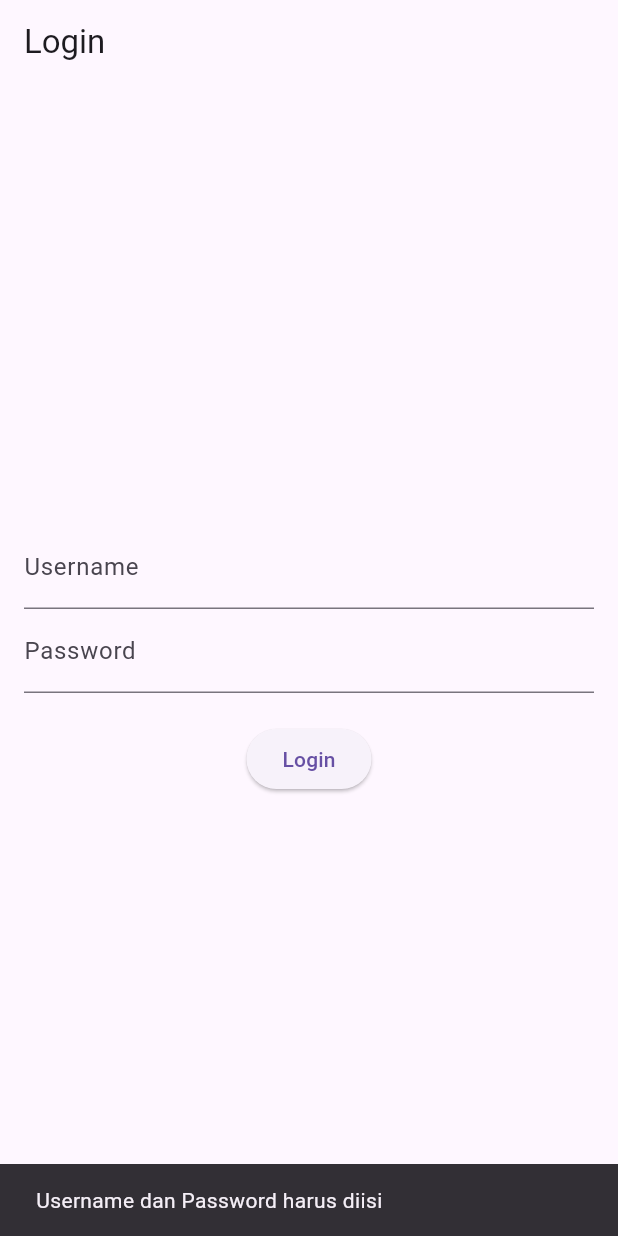
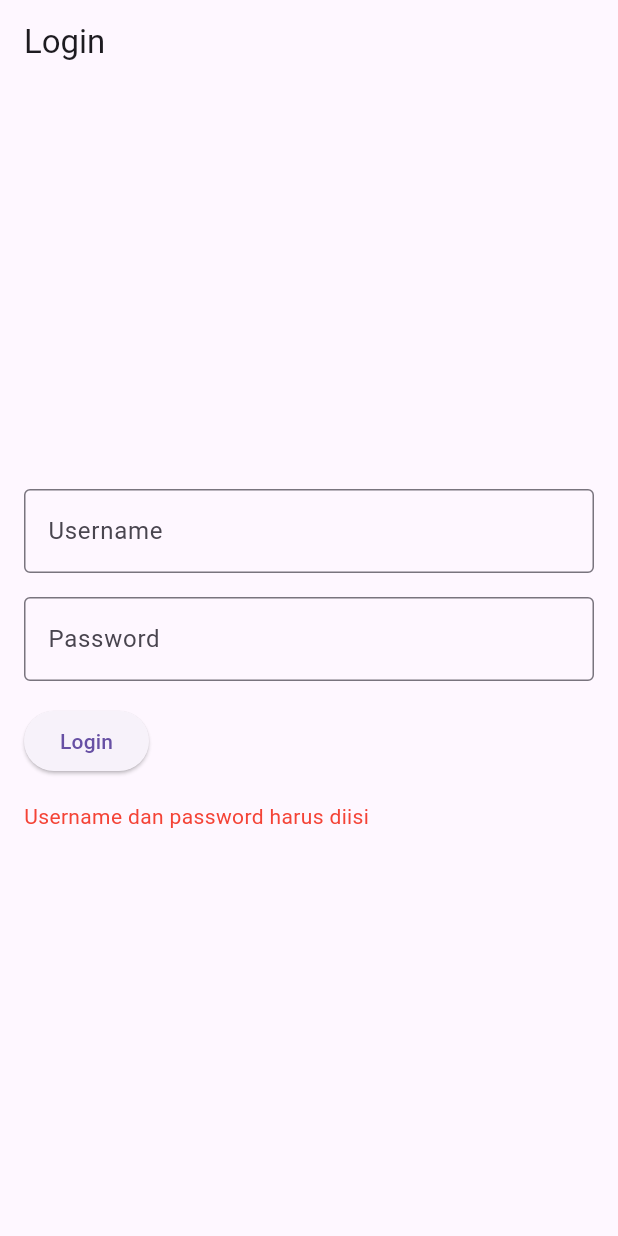
Before and after one commit to aximillian/p3l_mobile, a Flutter app: the screen it shows after launch, after a tap on "Login", on a phone screen of 412 x 824 dp. Run offline on Flutter 3.47's test engine with Material 3 defaults, Android fonts, the phone set to English and light mode, and no system bars; our stand-ins replace shared_preferences.

Commit message:
login success

```diff
--- a/lib/screens/login_screen.dart
+++ b/lib/screens/login_screen.dart
@@ -1,5 +1,5 @@
 import 'package:flutter/material.dart';
-import 'package:p3l_mobile/services/auth_service.dart'; // sesuaikan dengan nama file dan lokasi
+import 'package:p3l_mobile/services/auth_service.dart';
 
 class LoginScreen extends StatefulWidget {
   @override
@@ -7,76 +7,77 @@ class LoginScreen extends StatefulWidget {
 }
 
 class _LoginScreenState extends State<LoginScreen> {
-  final _usernameController = TextEditingController();
-  final _passwordController = TextEditingController();
-  final AuthService _authService = AuthService();
+  final TextEditingController usernameController = TextEditingController();
+  final TextEditingController passwordController = TextEditingController();
+  String? message = '';
 
-  bool _isLoading = false;
-
-  // Fungsi untuk login
-  void _login() async {
-    final username = _usernameController.text;
-    final password = _passwordController.text;
+  Future<void> _login() async {
+    final username = usernameController.text;
+    final password = passwordController.text;
 
     if (username.isEmpty || password.isEmpty) {
-      // Tampilkan pesan error jika ada field yang kosong
-      ScaffoldMessenger.of(context).showSnackBar(
-        SnackBar(content: Text('Username dan Password harus diisi')),
-      );
+      setState(() {
+        message = 'Username dan password harus diisi';
+      });
       return;
     }
 
-    setState(() {
-      _isLoading = true;
-    });
+    // Panggil fungsi login dari API
+    final result = await login(username, password);
 
-    final user = await _authService.login(username, password);
-
-    setState(() {
-      _isLoading = false;
-    });
-
-    if (user != null) {
-      // Jika login berhasil, navigasi ke halaman berikutnya
-      ScaffoldMessenger.of(context).showSnackBar(
-        SnackBar(content: Text('Login Berhasil!')),
-      );
-      // Navigasi ke halaman utama atau dashboard
-      Navigator.pushReplacementNamed(
-          context, '/home'); // Sesuaikan dengan rute yang Anda buat
+    if (result['status']) {
+      setState(() {
+        message = 'Login berhasil! Token: ${result['token']}';
+      });
+      // Di sini, Anda bisa mengarahkan pengguna ke halaman lain setelah login berhasil
+      // Navigator.pushReplacement(context, MaterialPageRoute(builder: (context) => HomePage()));
     } else {
-      // Tampilkan pesan error jika login gagal
-      ScaffoldMessenger.of(context).showSnackBar(
-        SnackBar(content: Text('Login Gagal! Cek username dan password')),
-      );
+      setState(() {
+        message = result['message'];
+      });
     }
   }
 
   @override
   Widget build(BuildContext context) {
     return Scaffold(
-      appBar: AppBar(title: Text('Login')),
+      appBar: AppBar(
+        title: Text('Login'),
+      ),
       body: Padding(
         padding: const EdgeInsets.all(16.0),
         child: Column(
           mainAxisAlignment: MainAxisAlignment.center,
-          children: [
+          crossAxisAlignment: CrossAxisAlignment.start,
+          children: <Widget>[
             TextField(
-              controller: _usernameController,
-              decoration: InputDecoration(labelText: 'Username'),
+              controller: usernameController,
+              decoration: InputDecoration(
+                labelText: 'Username',
+                border: OutlineInputBorder(),
+              ),
             ),
+            SizedBox(height: 16),
             TextField(
-              controller: _passwordController,
+              controller: passwordController,
               obscureText: true,
-              decoration: InputDecoration(labelText: 'Password'),
+              decoration: InputDecoration(
+                labelText: 'Password',
+                border: OutlineInputBorder(),
+              ),
             ),
-            SizedBox(height: 20),
-            _isLoading
-                ? CircularProgressIndicator()
-                : ElevatedButton(
-                    onPressed: _login,
-                    child: Text('Login'),
-                  ),
+            SizedBox(height: 16),
+            ElevatedButton(
+              onPressed: _login,
+              child: Text('Login'),
+            ),
+            SizedBox(height: 16),
+            Text(
+              message ?? '',
+              style: TextStyle(
+                  color:
+                      message == 'Login berhasil!' ? Colors.green : Colors.red),
+            ),
           ],
         ),
       ),
```
Also changed, not shown: lib/helper/shared_preferences.dart (added, +23 -0 lines), lib/services/auth_service.dart (+42 -78 lines).
